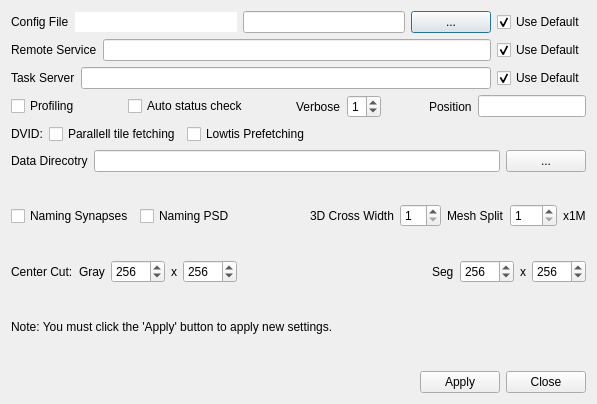
Before: the Qt Designer form neurolabi/gui/dialogs/flyemsettingdialog.ui in janelia-flyem/NeuTu, drawn with Qt 5.
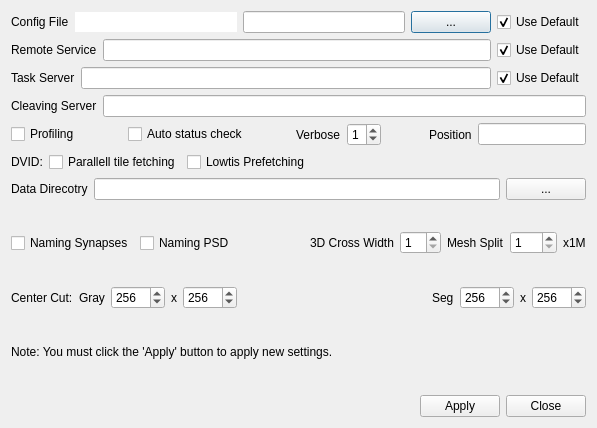
After: the same form once the commit is applied.

Commit message: Add cleaving server to setting dialog

```diff
--- a/neurolabi/gui/dialogs/flyemsettingdialog.ui
+++ b/neurolabi/gui/dialogs/flyemsettingdialog.ui
@@ -7,7 +7,7 @@
     <x>0</x>
     <y>0</y>
     <width>597</width>
-    <height>404</height>
+    <height>428</height>
    </rect>
   </property>
   <property name="windowTitle">
@@ -130,6 +130,20 @@
      </item>
     </layout>
    </item>
+   <item>
+    <layout class="QHBoxLayout" name="horizontalLayout">
+     <item>
+      <widget class="QLabel" name="label_17">
+       <property name="text">
+        <string>Cleaving Server</string>
+       </property>
+      </widget>
+     </item>
+     <item>
+      <widget class="QLineEdit" name="cleavingServerLineEdit"/>
+     </item>
+    </layout>
+   </item>
    <item>
     <layout class="QHBoxLayout" name="horizontalLayout_5">
      <item>
```
The commit also changes 16 other files.
